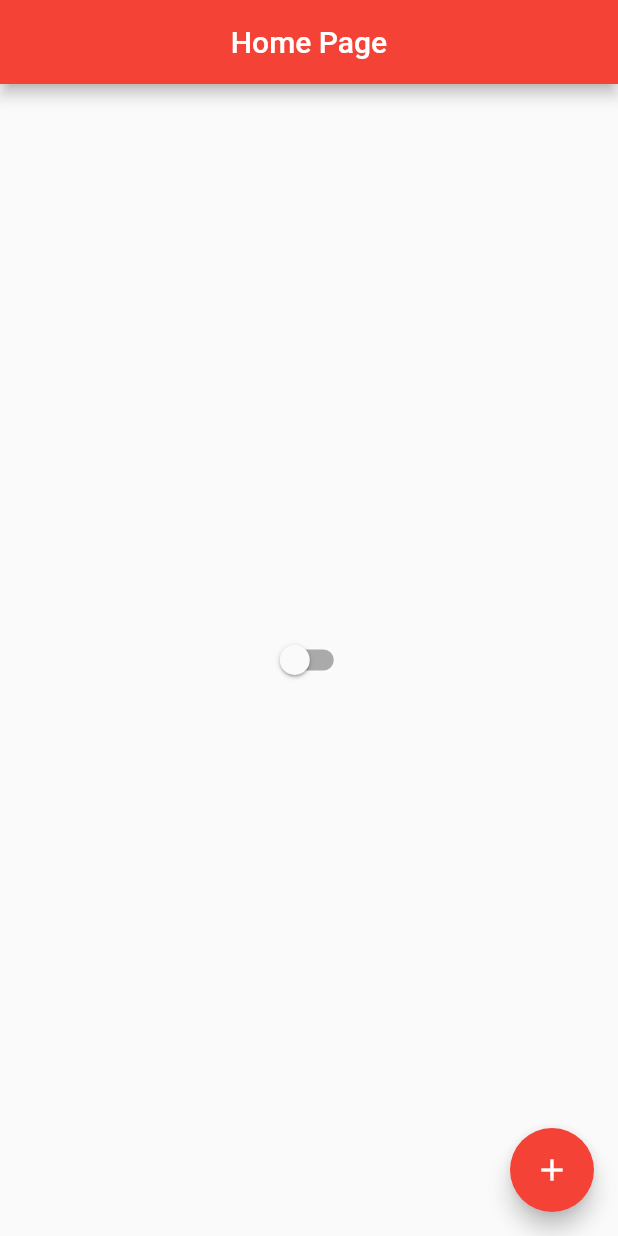
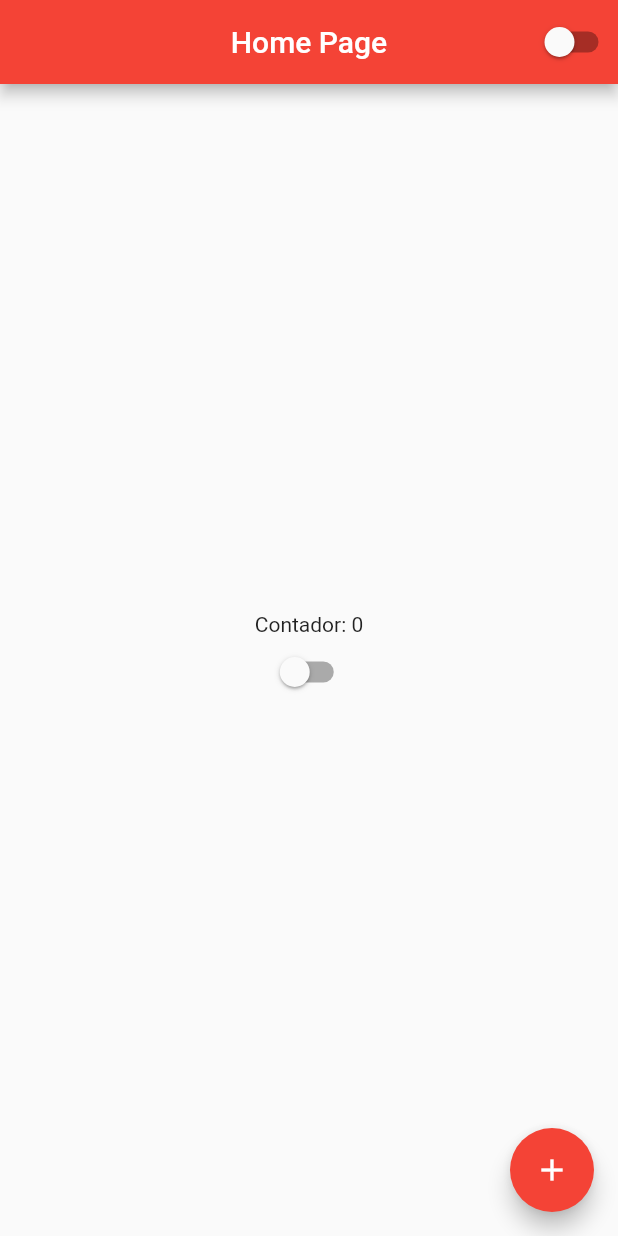
Before and after one commit to Daniels887/flutter_study, a Flutter app: the screen it shows after launch, on a phone screen of 412 x 824 dp. Run offline on Flutter 3.47's test engine with Material 2 defaults, Android fonts, the phone set to English and light mode, and no system bars.

Commit message:
feat: use Column

```diff
--- a/lib/app_widget.dart
+++ b/lib/app_widget.dart
@@ -14,6 +14,7 @@ class AppWidget extends StatelessWidget {
             primarySwatch: Colors.red,
             brightness: AppController.instance.isDarkTheme ? Brightness.dark : Brightness.light,
           ),
+          debugShowCheckedModeBanner: false,
           home: HomePage(),
         );
       },
--- a/lib/home_page.dart
+++ b/lib/home_page.dart
@@ -15,16 +15,35 @@ class HomePageState extends State<HomePage> {
   @override
   Widget build(BuildContext context) {
     return Scaffold(
-      appBar: AppBar(title: Text('Home Page'), centerTitle: true),
-      body: Center(
-        child: Switch(value: AppController.instance.isDarkTheme, onChanged: (value) {
-          AppController.instance.changeTheme();
-        })
+      appBar: AppBar(title: Text('Home Page'), centerTitle: true, actions: [CustomSwitch()],),
+      body: Container(
+        width: double.infinity,
+        height: double.infinity,
+        child: Column(
+          mainAxisAlignment: MainAxisAlignment.center,
+          crossAxisAlignment: CrossAxisAlignment.center,
+          children: [
+            Text('Contador: $counter'),
+            CustomSwitch()
+          ],
+        ),
       ),
       floatingActionButton: FloatingActionButton(
         child: Icon(Icons.add),
-        onPressed: () => print('Hello'),
+        onPressed: () {
+          setState(() => counter++);
+        },
       ),
     );
   }
 }
+
+
+class CustomSwitch extends StatelessWidget {
+  @override
+  Widget build(BuildContext context) {
+    return Switch(value: AppController.instance.isDarkTheme, onChanged: (value) {
+        AppController.instance.changeTheme();
+    });
+  }
+}
```
